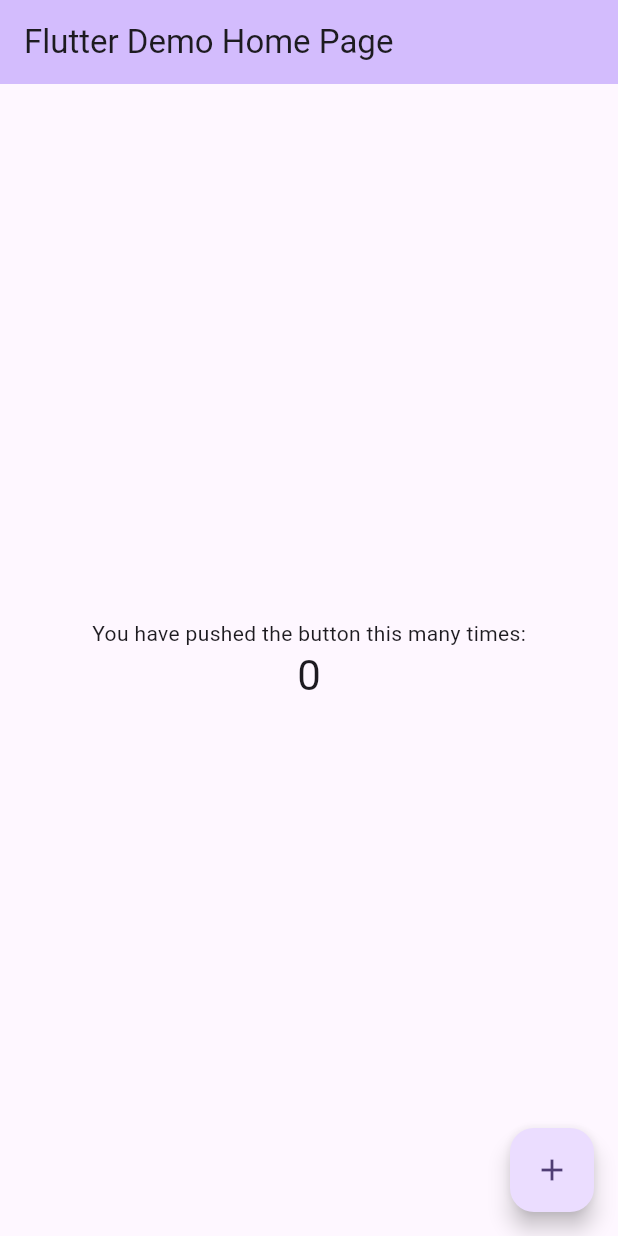
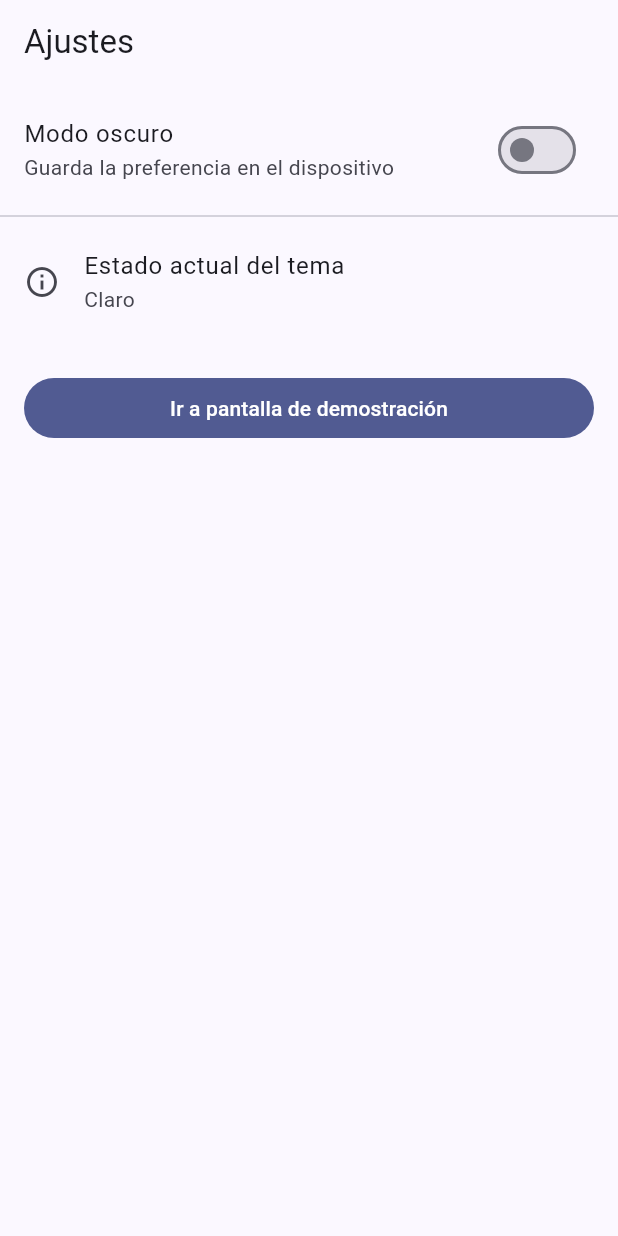
Before and after one commit to Miriam-Nav/proyecto_protectora, a Flutter app: the screen it shows after launch, on a phone screen of 412 x 824 dp. Run offline on Flutter 3.47's test engine with Material 3 defaults, Android fonts, the light colour scheme and no system bars; our stand-ins replace equatable, flutter_riverpod, go_router, shared_preferences.

Commit message:
primera version preferencias

```diff
--- /dev/null
+++ b/lib/features/auth/presentation/pages/demostracion_page.dart
@@ -0,0 +1,29 @@
+import 'package:flutter/material.dart';
+
+class PaginaDemostracion extends StatelessWidget {
+  const PaginaDemostracion({super.key});
+
+  @override
+  Widget build(BuildContext context) {
+    final brillo = Theme.of(context).brightness;
+    return Scaffold(
+      appBar: AppBar(title: const Text('Demostración')),
+      body: Center(
+        child: Column(
+          mainAxisSize: MainAxisSize.min,
+          children: [
+            const Icon(Icons.palette, size: 64),
+            const SizedBox(height: 12),
+            Text('Tema actual: ${brillo == Brightness.dark ? 'Oscuro' : 'Claro'}'),
+            const SizedBox(height: 8),
+            const Text(
+              'Cambia el interruptor en Ajustes y vuelve aquí.\n'
+              'La preferencia persiste entre reinicios.',
+              textAlign: TextAlign.center,
+            ),
+          ],
+        ),
+      ),
+    );
+  }
+}
--- /dev/null
+++ b/lib/features/auth/presentation/pages/home_page.dart
@@ -0,0 +1,67 @@
+import 'package:flutter/material.dart';
+import 'package:proyecto_protectora/features/auth/presentation/pages/demostracion_page.dart';
+
+class PaginaAjustes extends StatefulWidget {
+  final bool modoOscuro;
+  final ValueChanged<bool> onCambioModoOscuro;
+
+  const PaginaAjustes({
+    super.key,
+    required this.modoOscuro,
+    required this.onCambioModoOscuro,
+  });
+
+  @override
+  State<PaginaAjustes> createState() => _EstadoPaginaAjustes();
+}
+
+class _EstadoPaginaAjustes extends State<PaginaAjustes> {
+  late bool _modoOscuroLocal;
+
+  @override
+  void initState() {
+    super.initState();
+    _modoOscuroLocal = widget.modoOscuro;
+  }
+
+  Future<void> _alternarModoOscuro(bool valor) async {
+    setState(() => _modoOscuroLocal = valor);
+    widget.onCambioModoOscuro(valor);
+  }
+
+  @override
+  Widget build(BuildContext context) {
+    return Scaffold(
+      appBar: AppBar(
+        title: const Text('Ajustes'),
+      ),
+      body: ListView(
+        children: [
+          const SizedBox(height: 8),
+          SwitchListTile(
+            title: const Text('Modo oscuro'),
+            subtitle: const Text('Guarda la preferencia en el dispositivo'),
+            value: _modoOscuroLocal,
+            onChanged: _alternarModoOscuro,
+          ),
+          const Divider(),
+          ListTile(
+            leading: const Icon(Icons.info_outline),
+            title: const Text('Estado actual del tema'),
+            subtitle: Text(_modoOscuroLocal ? 'Oscuro' : 'Claro'),
+          ),
+          const SizedBox(height: 24),
+          Padding(
+            padding: const EdgeInsets.symmetric(horizontal: 16.0),
+            child: FilledButton(
+              onPressed: () => Navigator.of(context).push(
+                MaterialPageRoute(builder: (_) => const PaginaDemostracion()),
+              ),
+              child: const Text('Ir a pantalla de demostración'),
+            ),
+          ),
+        ],
+      ),
+    );
+  }
+}
--- a/lib/main.dart
+++ b/lib/main.dart
@@ -3,125 +3,67 @@ import 'package:flutter_riverpod/flutter_riverpod.dart';
 import 'package:go_router/go_router.dart';
 import 'package:equatable/equatable.dart';
 import 'package:intl/intl.dart';
-// Hola! Soy Miriam
+import 'package:proyecto_protectora/features/auth/presentation/pages/home_page.dart';
+import 'package:shared_preferences/shared_preferences.dart';
 
-void main() {
-  runApp(const MyApp());
-}
-// hola soy sandra
-class MyApp extends StatelessWidget {
-  const MyApp({super.key});
+const kClaveModoOscuro = 'modoOscuro';
 
-  // This widget is the root of your application.
-  @override
-  Widget build(BuildContext context) {
-    return MaterialApp(
-      title: 'Flutter Demo',
-      theme: ThemeData(
-        // This is the theme of your application.
-        //
-        // TRY THIS: Try running your application with "flutter run". You'll see
-        // the application has a purple toolbar. Then, without quitting the app,
-        // try changing the seedColor in the colorScheme below to Colors.green
-        // and then invoke "hot reload" (save your changes or press the "hot
-        // reload" button in a Flutter-supported IDE, or press "r" if you used
-        // the command line to start the app).
-        //
-        // Notice that the counter didn't reset back to zero; the application
-        // state is not lost during the reload. To reset the state, use hot
-        // restart instead.
-        //
-        // This works for code too, not just values: Most code changes can be
-        // tested with just a hot reload.
-        colorScheme: ColorScheme.fromSeed(seedColor: Colors.deepPurple),
-      ),
-      home: const MyHomePage(title: 'Flutter Demo Home Page'),
-    );
-  }
+Future<void> main() async {
+  WidgetsFlutterBinding.ensureInitialized();
+
+  // Leemos la preferencia antes de arrancar la app
+  final preferencias = await SharedPreferences.getInstance();
+  final modoOscuroGuardado = preferencias.getBool(kClaveModoOscuro) ?? false;
+
+  runApp(Aplicacion(modoOscuroInicial: modoOscuroGuardado));
 }
 
-class MyHomePage extends StatefulWidget {
-  const MyHomePage({super.key, required this.title});
-
-  // This widget is the home page of your application. It is stateful, meaning
-  // that it has a State object (defined below) that contains fields that affect
-  // how it looks.
-
-  // This class is the configuration for the state. It holds the values (in this
-  // case the title) provided by the parent (in this case the App widget) and
-  // used by the build method of the State. Fields in a Widget subclass are
-  // always marked "final".
-
-  final String title;
+class Aplicacion extends StatefulWidget {
+  final bool modoOscuroInicial;
+  const Aplicacion({super.key, required this.modoOscuroInicial});
 
   @override
-  State<MyHomePage> createState() => _MyHomePageState();
+  State<Aplicacion> createState() => _EstadoAplicacion();
 }
 
-class _MyHomePageState extends State<MyHomePage> {
-  int _counter = 0;
+class _EstadoAplicacion extends State<Aplicacion> {
+  late bool _modoOscuro;
 
-  void _incrementCounter() {
-    setState(() {
-      // This call to setState tells the Flutter framework that something has
-      // changed in this State, which causes it to rerun the build method below
-      // so that the display can reflect the updated values. If we changed
-      // _counter without calling setState(), then the build method would not be
-      // called again, and so nothing would appear to happen.
-      _counter++;
-    });
+  @override
+  void initState() {
+    super.initState();
+    _modoOscuro = widget.modoOscuroInicial;
+  }
+
+  Future<void> _actualizarModoOscuro(bool valor) async {
+    // Guardamos en shared_preferences
+    final preferencias = await SharedPreferences.getInstance();
+    await preferencias.setBool(kClaveModoOscuro, valor);
+
+    // Actualizamos el tema en caliente
+    setState(() => _modoOscuro = valor);
   }
 
   @override
   Widget build(BuildContext context) {
-    // This method is rerun every time setState is called, for instance as done
-    // by the _incrementCounter method above.
-    //
-    // The Flutter framework has been optimized to make rerunning build methods
-    // fast, so that you can just rebuild anything that needs updating rather
-    // than having to individually change instances of widgets.
-    return Scaffold(
-      appBar: AppBar(
-        // TRY THIS: Try changing the color here to a specific color (to
-        // Colors.amber, perhaps?) and trigger a hot reload to see the AppBar
-        // change color while the other colors stay the same.
-        backgroundColor: Theme.of(context).colorScheme.inversePrimary,
-        // Here we take the value from the MyHomePage object that was created by
-        // the App.build method, and use it to set our appbar title.
-        title: Text(widget.title),
+    return MaterialApp(
+      title: 'Mini App de Ajustes',
+      theme: ThemeData(
+        colorScheme: ColorScheme.fromSeed(seedColor: Colors.indigo),
+        useMaterial3: true,
       ),
-      body: Center(
-        // Center is a layout widget. It takes a single child and positions it
-        // in the middle of the parent.
-        child: Column(
-          // Column is also a layout widget. It takes a list of children and
-          // arranges them vertically. By default, it sizes itself to fit its
-          // children horizontally, and tries to be as tall as its parent.
-          //
-          // Column has various properties to control how it sizes itself and
-          // how it positions its children. Here we use mainAxisAlignment to
-          // center the children vertically; the main axis here is the vertical
-          // axis because Columns are vertical (the cross axis would be
-          // horizontal).
-          //
-          // TRY THIS: Invoke "debug painting" (choose the "Toggle Debug Paint"
-          // action in the IDE, or press "p" in the console), to see the
-          // wireframe for each widget.
-          mainAxisAlignment: MainAxisAlignment.center,
-          children: <Widget>[
-            const Text('You have pushed the button this many times:'),
-            Text(
-              '$_counter',
-              style: Theme.of(context).textTheme.headlineMedium,
-            ),
-          ],
+      darkTheme: ThemeData(
+        colorScheme: ColorScheme.fromSeed(
+          seedColor: Colors.indigo,
+          brightness: Brightness.dark,
         ),
+        useMaterial3: true,
       ),
-      floatingActionButton: FloatingActionButton(
-        onPressed: _incrementCounter,
-        tooltip: 'Increment',
-        child: const Icon(Icons.add),
-      ), // This trailing comma makes auto-formatting nicer for build methods.
+      themeMode: _modoOscuro ? ThemeMode.dark : ThemeMode.light,
+      home: PaginaAjustes(
+        modoOscuro: _modoOscuro,
+        onCambioModoOscuro: _actualizarModoOscuro,
+      ),
     );
   }
 }
--- a/pubspec.yaml
+++ b/pubspec.yaml
@@ -38,6 +38,7 @@ dependencies:
   go_router: ^16.2.4
   equatable: ^2.0.7
   intl: ^0.20.2
+  shared_preferences: ^2.5.3
 
 dev_dependencies:
   flutter_test:
@@ -48,7 +49,6 @@ dev_dependencies:
   # activated in the `analysis_options.yaml` file located at the root of your
   # package. See that file for information about deactivating specific lint
   # rules and activating additional ones.
-  flutter_lints: ^6.0.0
   flutter_lints: ^6.0.0
 
 # For information on the generic Dart part of this file, see the
```
Also changed, not shown: lib/feature/auth/presentation/providers/auth_provider.dart (deleted), lib/feature/auth/presentation/widgets/login_form.dart (deleted), lib/features/auth/data/datasources/auth_remote_data_source.dart (added), lib/features/auth/data/models/user_model.dart (added), lib/features/auth/data/repositories/auth_repository_impl.dart (added), lib/features/auth/domain/entities/user.dart (added), lib/features/auth/domain/repositories/auth_repository.dart (added), lib/features/auth/domain/ussecases/login_usecase.dart (added), lib/features/auth/presentation/pages/login_page.dart (added), lib/features/auth/presentation/providers/auth_provider.dart (added), lib/features/auth/presentation/widgets/login_form.dart (added), pubspec.lock, 1 other file.
